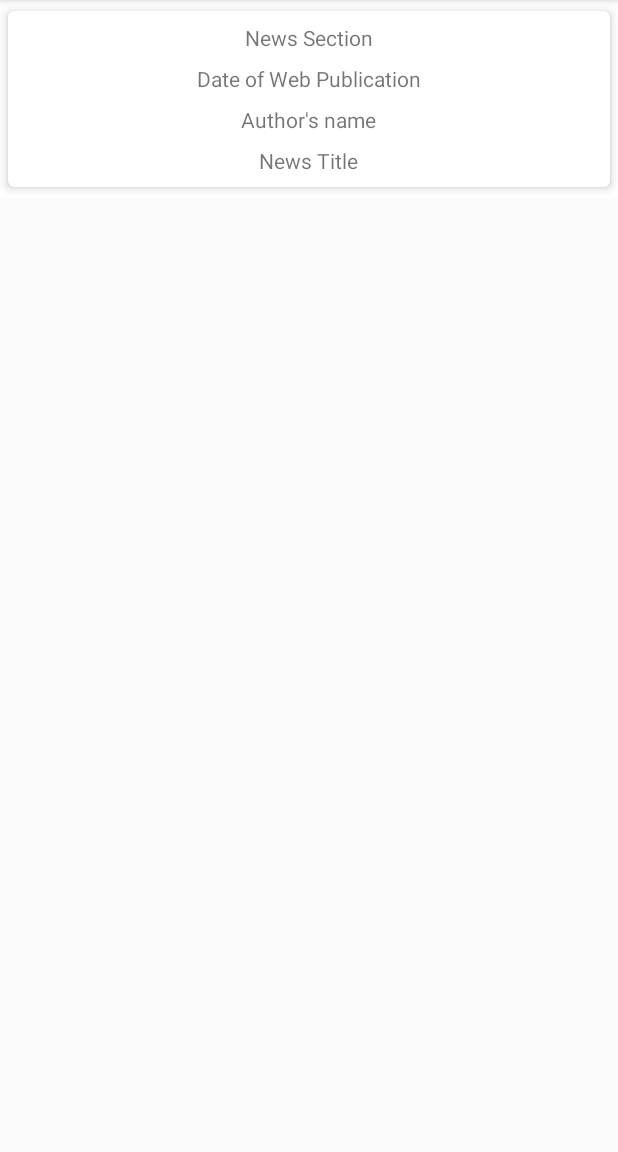
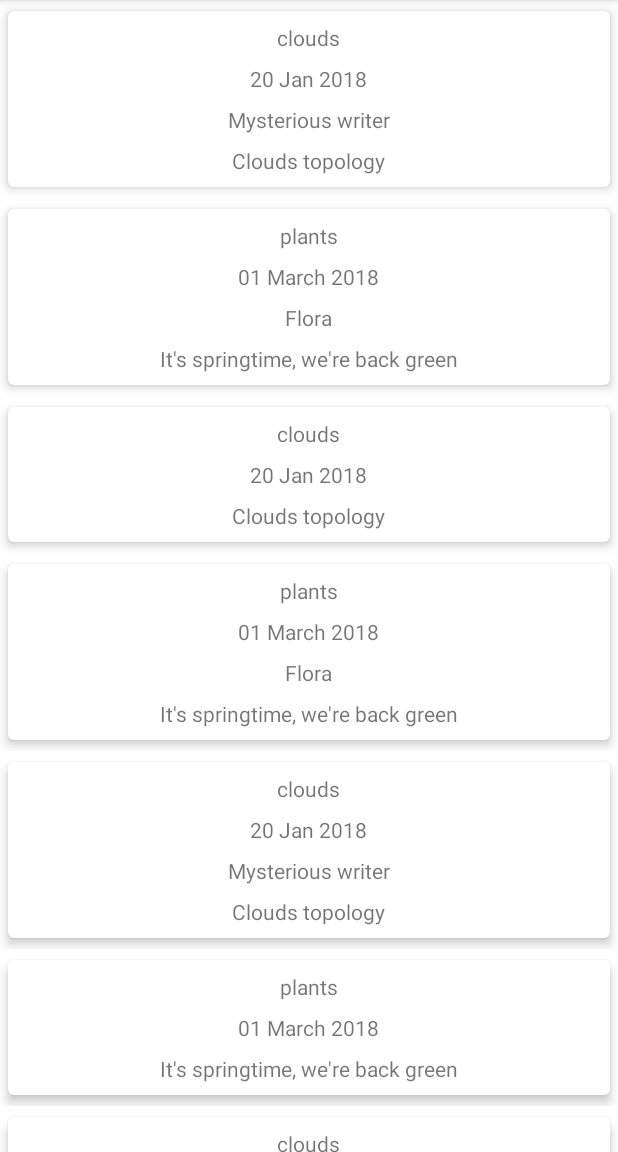
Before and after one commit to Clacli/MyMiniNewsApp, an Android app: the screen it shows after launch (MainActivity), on a phone screen of 412 x 824 dp, the part 84-1236 px from its top. Run offline under Robolectric (Android 15) with nearby library versions, the phone set to English and light mode, and no system bars.

Commit message:
Create and display a list with RecyclerView

```diff
--- a/app/build.gradle
+++ b/app/build.gradle
@@ -26,4 +26,5 @@ dependencies {
     androidTestImplementation 'com.android.support.test:runner:1.0.2'
     androidTestImplementation 'com.android.support.test.espresso:espresso-core:3.0.2'
     implementation 'com.android.support:cardview-v7:28.0.0-alpha3'
+    implementation 'com.android.support:recyclerview-v7:28.0.0-alpha3'
 }
--- a/app/src/main/java/com/example/claudiabee/mymininewsapp/MainActivity.java
+++ b/app/src/main/java/com/example/claudiabee/mymininewsapp/MainActivity.java
@@ -2,12 +2,49 @@ package com.example.claudiabee.mymininewsapp;
 
 import android.os.Bundle;
 import android.support.v7.app.AppCompatActivity;
+import android.support.v7.widget.LinearLayoutManager;
+import android.support.v7.widget.RecyclerView;
+
+import java.util.ArrayList;
 
 public class MainActivity extends AppCompatActivity {
+
+    // Declare member variable of MainActivity
+    private RecyclerView mNewsCardRecyclerView;
+    private RecyclerView.LayoutManager mNewsCardLinearLayoutManager;
+    private NewsCardAdapter mNewsCardAdapter;
 
     @Override
     protected void onCreate(Bundle savedInstanceState) {
         super.onCreate(savedInstanceState);
-        setContentView(R.layout.activity_main);
+        setContentView(R.layout.news_card_recycler);
+
+        // Create a list of News
+        ArrayList<News> newsFeed = new ArrayList<>();
+        newsFeed.add(new News("clouds", "20 Jan 2018", "Mysterious writer", "Clouds topology", "urlOfCloudsWeb"));
+        newsFeed.add(new News("plants", "01 March 2018", "Flora", "It's springtime, we're back green", "urlGreens2"));
+        newsFeed.add(new News("clouds", "20 Jan 2018", "Clouds topology", "urlOfCloudsWeb"));
+        newsFeed.add(new News("plants", "01 March 2018", "Flora", "It's springtime, we're back green", "urlGreens2"));
+        newsFeed.add(new News("clouds", "20 Jan 2018", "Mysterious writer", "Clouds topology", "urlOfCloudsWeb"));
+        newsFeed.add(new News("plants", "01 March 2018", "It's springtime, we're back green", "urlGreens2"));
+        newsFeed.add(new News("clouds", "20 Jan 2018", "Mysterious writer", "Clouds topology", "urlOfCloudsWeb"));
+        newsFeed.add(new News("plants", "01 March 2018", "Flora", "It's springtime, we're back green", "urlGreens2"));
+
+        // Once you have added a RecyclerView widget to your layout, obtain a handle to the object,
+        // connect it to a layout manager, and attach an adapter for the data to be displayed:
+
+        // Create an instance of the RecyclerView class
+        mNewsCardRecyclerView = findViewById(R.id.news_card_recycler_view);
+
+        // Create a new LinearLayout manager to manage the positioning of the news card view items
+        mNewsCardLinearLayoutManager = new LinearLayoutManager(this);
+
+        // Set the mNewsCardLinearLayoutManager on the newsCardRecyclerView
+        mNewsCardRecyclerView.setLayoutManager(mNewsCardLinearLayoutManager);
+
+        // Initialize and use the adapter by calling the adapter's constructor and the
+        // RecyclerView's setAdapter method
+        mNewsCardAdapter = new NewsCardAdapter(newsFeed);
+        mNewsCardRecyclerView.setAdapter(mNewsCardAdapter);
     }
 }
--- /dev/null
+++ b/app/src/main/java/com/example/claudiabee/mymininewsapp/News.java
@@ -0,0 +1,96 @@
+package com.example.claudiabee.mymininewsapp;
+
+/**
+ * {@link News} represents a piece of information retrieved from the Guardian feed on the web
+ * through the Guardian API.
+ * It contains the name of the section to which the news belong, i.e. what the news is about,
+ * the the date it was published on the web, its author (but not always), its title.
+ */
+public class News {
+
+    /**
+     * The name of the section of the newspaper
+     */
+    private String mNewsSection;
+
+    /**
+     * the date the news was publishes on the web
+     */
+    private String mWebPublicationDate;
+
+    /**
+     * The news author's name
+     */
+    private String mNewsAuthor;
+
+    /**
+     * The title of the news
+     */
+    private String mNewsTitle;
+
+    /**
+     * The url for the news
+     */
+    private String mNewsWebUrl;
+
+    // Create a new News object. Overloaded constructor, in one for example author's name
+    // might be missing
+
+    News(String newsSection, String webPublicationDate, String newsTitle, String newsWebUrl) {
+        mNewsSection = newsSection;
+        mWebPublicationDate = webPublicationDate;
+        mNewsTitle = newsTitle;
+        mNewsWebUrl = newsWebUrl;
+    }
+
+    News(String newsSection, String webPublicationDate, String newsAuthor, String newsTitle, String newsWebUrl) {
+        mNewsSection = newsSection;
+        mWebPublicationDate = webPublicationDate;
+        mNewsAuthor = newsAuthor;
+        mNewsTitle = newsTitle;
+        mNewsWebUrl = newsWebUrl;
+    }
+
+    /**
+     * Return the Section the news belongs to on the Guardian site
+     */
+    public String getNewsSection() {
+        return mNewsSection;
+    }
+
+    /**
+     * Return the author's name of the news
+     */
+    public String getNewsAuthor() {
+        return mNewsAuthor;
+    }
+
+    /**
+     * Return the date of the publication of the news on the web
+     */
+    public String getWebPublicationDate() {
+        return mWebPublicationDate;
+    }
+
+    /**
+     * Return the title of the news
+     */
+    public String getNewsTitle() {
+        return mNewsTitle;
+    }
+
+    /**
+     * Return the url to the news as a String
+     */
+    public String getNewsWebUrl() {
+        return mNewsWebUrl;
+    }
+
+    /**
+     * Return the content of the News class as a                                                                      String
+     */
+    @Override
+    public String toString() {
+        return "This News: " + "mNewsSection is " + mNewsSection + ", mWebPublicationDate is " + mWebPublicationDate + ", mNewsAuthor is " + mNewsAuthor + ", mNewsTitle is " + mNewsTitle + ", mNewsWebUrl is " + mNewsWebUrl;
+    }
+}
--- /dev/null
+++ b/app/src/main/java/com/example/claudiabee/mymininewsapp/NewsCardAdapter.java
@@ -0,0 +1,90 @@
+package com.example.claudiabee.mymininewsapp;
+
+import android.support.annotation.NonNull;
+import android.support.v7.widget.CardView;
+import android.support.v7.widget.RecyclerView;
+import android.text.TextUtils;
+import android.view.LayoutInflater;
+import android.view.View;
+import android.view.ViewGroup;
+import android.widget.TextView;
+
+import java.util.List;
+
+public class NewsCardAdapter extends RecyclerView.Adapter<NewsCardAdapter.NewsCardViewHolder> {
+
+    // Constructor for the custom adapter, so that it has a handle to the data that the
+    // RecyclerView displays
+    private List<News> newsFeed;
+
+    NewsCardAdapter(List<News> newsFeed) {
+        this.newsFeed = newsFeed;
+    }
+
+    // RecyclerView.Adapter ha three abstract methods that must be overridden
+
+    /**
+     * This method
+     *
+     * @return the number of items present in the list
+     */
+    @Override
+    public int getItemCount() {
+        return newsFeed.size();
+    }
+
+    /**
+     * This method is called when the {@link NewsCardViewHolder} needs to be initialized.
+     * It is specified the layout that each item of the RecyclerView should use, inflating the layout
+     * using LayoutInflater, passing the output of the constructor of the custom ViewHolder.
+     */
+    @NonNull
+    @Override
+    public NewsCardViewHolder onCreateViewHolder(@NonNull ViewGroup viewGroup, int i) {
+        View singleNewsItem = LayoutInflater.from(viewGroup.getContext()).inflate(R.layout.news_card_item, viewGroup, false);
+        return new NewsCardViewHolder(singleNewsItem);
+    }
+
+    /**
+     * This method specifies the content of each item of the RecyclerView.
+     */
+    @Override
+    public void onBindViewHolder(@NonNull NewsCardViewHolder newsHolder, int position) {
+        newsHolder.newsSectionTextView.setText(newsFeed.get(position).getNewsSection());
+        newsHolder.dateOfWebPublicationTextView.setText(newsFeed.get(position).getWebPublicationDate());
+        // Check if an author is provided for this News or not
+        if (TextUtils.isEmpty(newsFeed.get(position).getNewsAuthor())) {
+            newsHolder.authorNameTextView.setVisibility(View.GONE);
+        } else {
+            newsHolder.authorNameTextView.setText(newsFeed.get(position).getNewsAuthor());
+        }
+        newsHolder.newsTitleTextView.setText(newsFeed.get(position).getNewsTitle());
+    }
+
+    @Override
+    public void onAttachedToRecyclerView(@NonNull RecyclerView recyclerView) {
+        super.onAttachedToRecyclerView(recyclerView);
+    }
+
+    // Define a custom class that extends RecyclerView.ViewHolder.
+    // We are going to reuse the card_item layout, that represent a news item,
+    // providing a reference to the views for each data item and
+    // initializing the views that belong to the items of the RicyclerView
+    // inside the constructor of this custom View.Holder.
+    static class NewsCardViewHolder extends RecyclerView.ViewHolder {
+        CardView newsCardView;
+        TextView newsSectionTextView;
+        TextView dateOfWebPublicationTextView;
+        TextView authorNameTextView;
+        TextView newsTitleTextView;
+
+        NewsCardViewHolder(View itemView) {
+            super(itemView);
+            newsCardView = itemView.findViewById(R.id.card_item);
+            newsSectionTextView = itemView.findViewById(R.id.news_section);
+            dateOfWebPublicationTextView = itemView.findViewById(R.id.date_of_web_publication);
+            authorNameTextView = itemView.findViewById(R.id.news_author);
+            newsTitleTextView = itemView.findViewById(R.id.news_title);
+        }
+    }
+}
--- a/app/src/main/res/layout/activity_main.xml
+++ b/app/src/main/res/layout/news_card_item.xml
@@ -1,6 +1,7 @@
 <?xml version="1.0" encoding="utf-8"?>
 <LinearLayout xmlns:android="http://schemas.android.com/apk/res/android"
     xmlns:card_view="http://schemas.android.com/apk/res-auto"
+    xmlns:tools="http://schemas.android.com/tools"
     android:layout_width="match_parent"
     android:layout_height="wrap_content"
     android:background="@android:color/white">
@@ -30,7 +31,7 @@
                 android:paddingRight="8dp"
                 android:paddingStart="8dp"
                 android:paddingTop="8dp"
-                android:text="@string/news_section" />
+                tools:text="@string/news_section" />
 
             <TextView
                 android:id="@+id/date_of_web_publication"
@@ -43,7 +44,7 @@
                 android:paddingRight="8dp"
                 android:paddingStart="8dp"
                 android:paddingTop="4dp"
-                android:text="@string/date_of_web_publication" />
+                tools:text="@string/date_of_web_publication" />
 
             <TextView
                 android:id="@+id/news_author"
@@ -56,7 +57,7 @@
                 android:paddingRight="8dp"
                 android:paddingStart="8dp"
                 android:paddingTop="4dp"
-                android:text="@string/author_s_name" />
+                tools:text="@string/author_s_name" />
 
             <TextView
                 android:id="@+id/news_title"
@@ -69,7 +70,7 @@
                 android:paddingRight="8dp"
                 android:paddingStart="8dp"
                 android:paddingTop="4dp"
-                android:text="@string/news_title" />
+                tools:text="@string/news_title" />
 
         </LinearLayout>
 
--- /dev/null
+++ b/app/src/main/res/layout/news_card_recycler.xml
@@ -0,0 +1,5 @@
+<?xml version="1.0" encoding="utf-8"?>
+<android.support.v7.widget.RecyclerView xmlns:android="http://schemas.android.com/apk/res/android"
+    android:id="@+id/news_card_recycler_view"
+    android:layout_width="match_parent"
+    android:layout_height="match_parent" />
```
